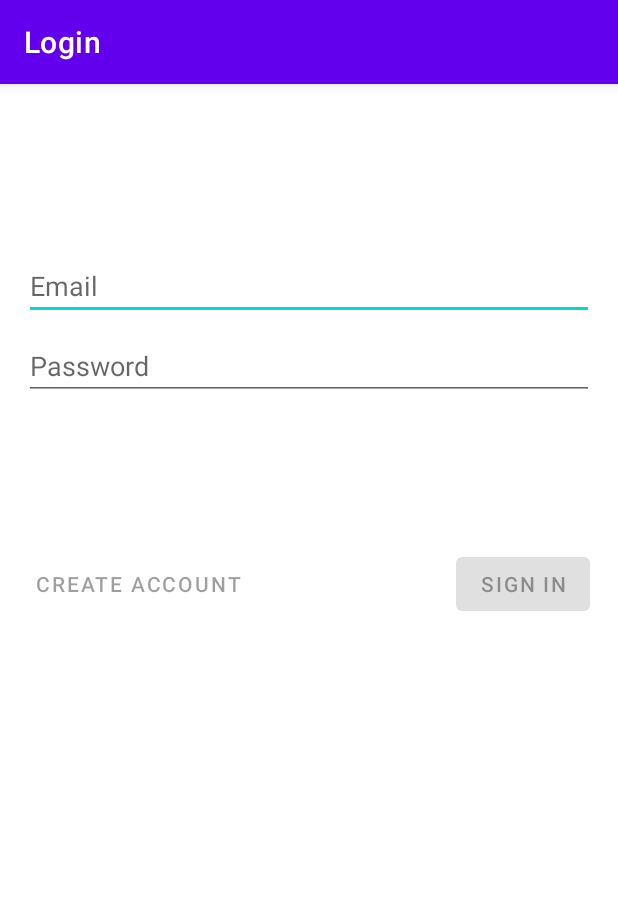
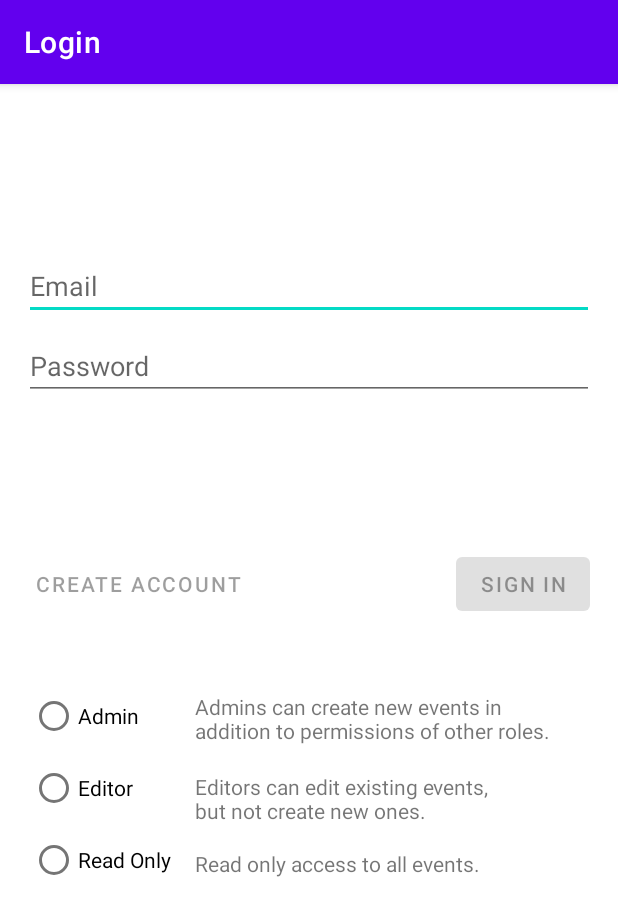
Before and after one commit to MarkHolden/CS-360-mobile-architecture-and-programming-holden, an Android app: the screen it shows after launch (LoginActivity), on a phone screen of 412 x 824 dp. Shown: the top 916 px of the screen. Run offline under Robolectric (Android 15) with nearby library versions, the phone set to English and light mode, and no system bars; libraries missing offline, so code that uses them is left out: com.auth0.android; 7 statements that could not run were skipped.

Commit message:
hack in a radio button because I can't figure out authorization roles

```diff
--- a/app/src/main/java/com/holden/events/LoginActivity.java
+++ b/app/src/main/java/com/holden/events/LoginActivity.java
@@ -28,6 +28,12 @@ public class LoginActivity extends AppCompatActivity {
     private TextView passwordError;
     private Button loginButton;
     private Button signupButton;
+    private RadioGroup roleRadioGroup;
+    private RadioButton admin;
+    private RadioButton manager;
+    private RadioButton viewer;
+    private EncryptedSharedPreferencesUtilities encryptedSharedPreferences;
+    private int role;
 
     @Override
     public void onCreate(Bundle savedInstanceState) {
@@ -48,6 +54,12 @@ public class LoginActivity extends AppCompatActivity {
         signupButton = binding.register;
         loadingProgressBar = binding.loading;
 
+        //TODO: remove hack.
+        roleRadioGroup = binding.roleRadioGroup;
+        admin = binding.adminButton;
+        manager = binding.editorButton;
+        viewer = binding.viewButton;
+
         encryptedSharedPreferences = new EncryptedSharedPreferencesUtilities(this);
 
         Auth0 auth0 = new Auth0(getString(R.string.com_auth0_client_id), getString(R.string.com_auth0_domain));
@@ -62,28 +74,28 @@ public class LoginActivity extends AppCompatActivity {
             loadingProgressBar.setVisibility(View.VISIBLE);
             SignUp();
         });
-    }
 
-    private void SetUpEncryptedSharedPreferences() {
-        try {
-            encryptedSharedPreferences = EncryptedSharedPreferences.create(
-                    "secret_shared_prefs",
-                    MasterKeys.getOrCreate(MasterKeys.AES256_GCM_SPEC),
-                    this,
-                    EncryptedSharedPreferences.PrefKeyEncryptionScheme.AES256_SIV,
-                    EncryptedSharedPreferences.PrefValueEncryptionScheme.AES256_GCM
-            );
-        } catch (Exception e) {
-            e.printStackTrace();
-        }
+        //TODO: remove hack.
+        roleRadioGroup.setOnCheckedChangeListener((rg, i) -> {
+            switch (i) {
+                case R.id.adminButton:
+                    role = 0;
+                    break;
+                case R.id.editorButton:
+                    role = 1;
+                    break;
+                case R.id.viewButton:
+                    role = 3;
+            }
 
-        sharedPreferencesEditor = encryptedSharedPreferences.edit();
+        });
     }
 
     private void Login() {
         authClient.login(/*usernameEditText.getText().toString()*/"holdenmark33+eventsapp@gmail.com",
             /*passwordEditText.getText().toString()*/"eventsappA1!",
             "Username-Password-Authentication")
+                .setAudience("https://events.holden-events.com")
             .start(new Callback<Credentials, AuthenticationException>() {
                 @Override
                 public void onSuccess(Credentials credentials) {
--- a/app/src/main/res/layout/activity_login.xml
+++ b/app/src/main/res/layout/activity_login.xml
@@ -108,4 +108,68 @@
         app:layout_constraintTop_toTopOf="parent"
         app:layout_constraintVertical_bias="0.3" />
 
+    <RadioGroup
+        android:id="@+id/roleRadioGroup"
+        android:layout_width="wrap_content"
+        android:layout_height="wrap_content"
+        android:layout_marginStart="4dp"
+        android:layout_marginTop="40dp"
+        app:layout_constraintStart_toStartOf="parent"
+        app:layout_constraintTop_toBottomOf="@+id/register">
+
+        <RadioButton
+            android:id="@+id/adminButton"
+            android:layout_width="wrap_content"
+            android:layout_height="wrap_content"
+            android:text="Admin"
+            tools:layout_editor_absoluteX="94dp"
+            tools:layout_editor_absoluteY="437dp" />
+
+        <RadioButton
+            android:id="@+id/editorButton"
+            android:layout_width="wrap_content"
+            android:layout_height="wrap_content"
+            android:text="Editor"
+            tools:layout_editor_absoluteX="94dp"
+            tools:layout_editor_absoluteY="437dp" />
+
+        <RadioButton
+            android:id="@+id/viewButton"
+            android:layout_width="wrap_content"
+            android:layout_height="wrap_content"
+            android:text="Read Only"
+            tools:layout_editor_absoluteX="94dp"
+            tools:layout_editor_absoluteY="437dp" />
+
+    </RadioGroup>
+
+    <TextView
+        android:id="@+id/textView"
+        android:layout_width="243dp"
+        android:layout_height="37dp"
+        android:layout_marginStart="16dp"
+        android:layout_marginTop="8dp"
+        android:text="Admins can create new events in\naddition to permissions of other roles."
+        app:layout_constraintStart_toEndOf="@+id/roleRadioGroup"
+        app:layout_constraintTop_toTopOf="@+id/roleRadioGroup" />
+
+    <TextView
+        android:id="@+id/textView2"
+        android:layout_width="wrap_content"
+        android:layout_height="wrap_content"
+        android:layout_marginTop="16dp"
+        android:text="Editors can edit existing events,\nbut not create new ones."
+        app:layout_constraintStart_toStartOf="@+id/textView"
+        app:layout_constraintTop_toBottomOf="@+id/textView" />
+
+    <TextView
+        android:id="@+id/textView3"
+        android:layout_width="wrap_content"
+        android:layout_height="wrap_content"
+        android:layout_marginTop="16dp"
+        android:text="Read only access to all events."
+        app:layout_constraintStart_toStartOf="@+id/textView2"
+        app:layout_constraintTop_toBottomOf="@+id/textView2" />
+
+
 </androidx.constraintlayout.widget.ConstraintLayout>
--- a/app/src/main/res/values/strings.xml
+++ b/app/src/main/res/values/strings.xml
@@ -16,6 +16,7 @@
     <string name="account_creation_failed">Account creation failed.</string>
     <string name="expires_at">expiresAt</string>
     <string name="access_token">accessToken</string>
+    <string name="role">role</string>
     <string name="date_format">EEE LLL dd HH:mm:ss zzz yyyy</string>
     <string name="human_readable_date_format">yyyy-MM-dd</string>
     <string name="human_readable_time_format">HH:mm a</string>
```
